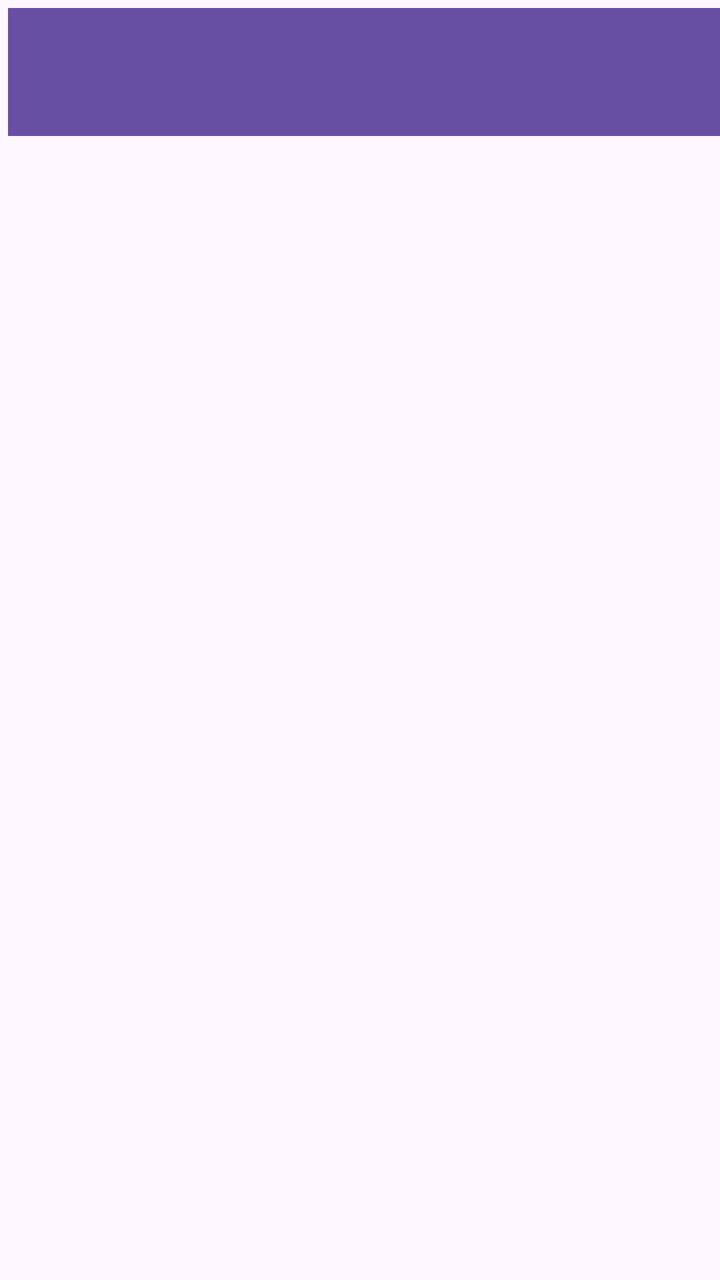
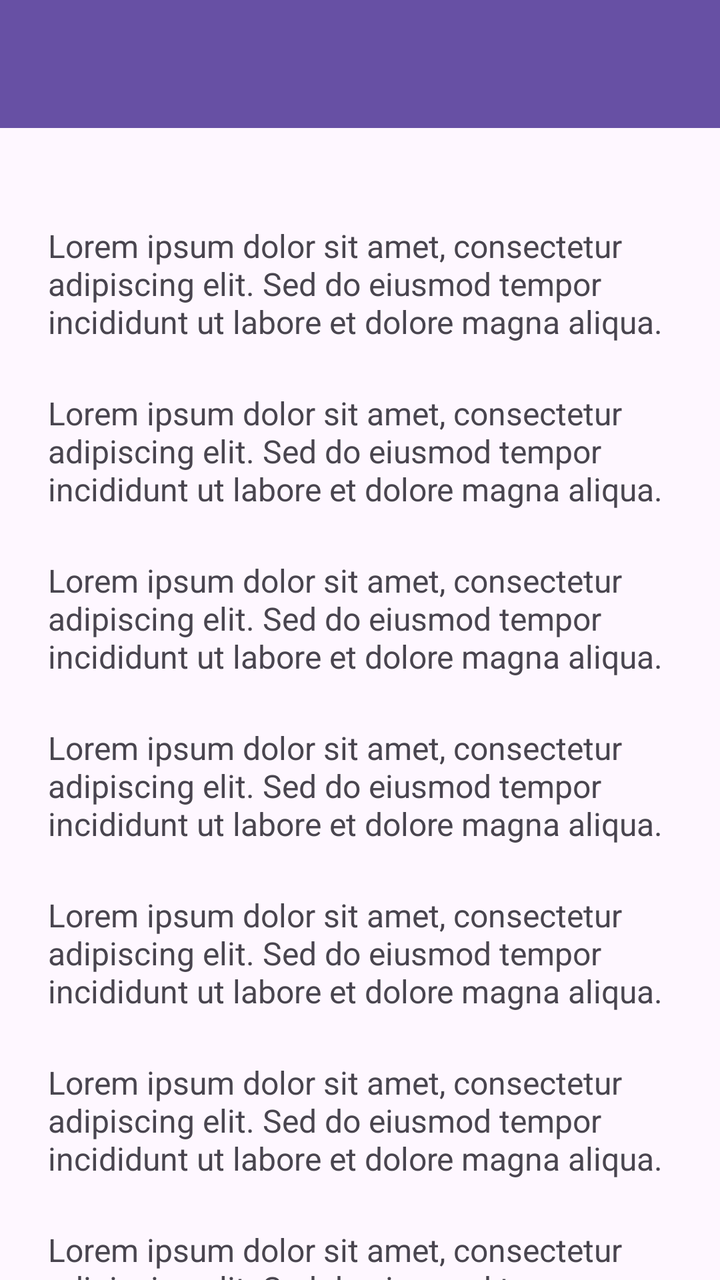

Screens rendered from an Android XML layout before and after an edit, with the pre-edit source and the edit as a unified diff.
<!-- AndroidManifest.xml: application theme Theme.RidhoApps -->
<!-- res/layout/activity_fifth.xml -->
<?xml version="1.0" encoding="utf-8"?>
<androidx.constraintlayout.widget.ConstraintLayout xmlns:android="http://schemas.android.com/apk/res/android"
    xmlns:app="http://schemas.android.com/apk/res-auto"
    xmlns:tools="http://schemas.android.com/tools"
    android:id="@+id/main"
    android:layout_width="match_parent"
    android:layout_height="match_parent"
    tools:context=".pertemuan_5.FifthActivity">

    <androidx.appcompat.widget.Toolbar
        android:id="@+id/toolbar"
        android:layout_width="match_parent"
        android:layout_height="?attr/actionBarSize"
        android:layout_marginStart="4dp"
        android:layout_marginTop="4dp"
        android:background="?attr/colorPrimary"
        app:layout_constraintStart_toStartOf="parent"
        app:layout_constraintTop_toTopOf="parent"
        app:subtitleTextColor="@android:color/white"
        app:titleTextColor="@android:color/white" />

</androidx.constraintlayout.widget.ConstraintLayout>
<!-- resources referenced by this layout -->
<resources>
  <style name="Theme.RidhoApps" parent="Base.Theme.RidhoApps" />
  <style name="Base.Theme.RidhoApps" parent="Theme.Material3.DayNight.NoActionBar">
          
          
      </style>
</resources>

<!-- the commit's change to res/layout/activity_fifth.xml (unified diff, before → after) -->
@@ -1,5 +1,6 @@
 <?xml version="1.0" encoding="utf-8"?>
-<androidx.constraintlayout.widget.ConstraintLayout xmlns:android="http://schemas.android.com/apk/res/android"
+<androidx.coordinatorlayout.widget.CoordinatorLayout
+    xmlns:android="http://schemas.android.com/apk/res/android"
     xmlns:app="http://schemas.android.com/apk/res-auto"
     xmlns:tools="http://schemas.android.com/tools"
     android:id="@+id/main"
@@ -7,16 +8,138 @@
     android:layout_height="match_parent"
     tools:context=".pertemuan_5.FifthActivity">
 
-    <androidx.appcompat.widget.Toolbar
-        android:id="@+id/toolbar"
+    <com.google.android.material.appbar.AppBarLayout
         android:layout_width="match_parent"
-        android:layout_height="?attr/actionBarSize"
-        android:layout_marginStart="4dp"
-        android:layout_marginTop="4dp"
-        android:background="?attr/colorPrimary"
-        app:layout_constraintStart_toStartOf="parent"
-        app:layout_constraintTop_toTopOf="parent"
-        app:subtitleTextColor="@android:color/white"
-        app:titleTextColor="@android:color/white" />
+        android:layout_height="wrap_content">
 
-</androidx.constraintlayout.widget.ConstraintLayout>
+        <androidx.appcompat.widget.Toolbar
+            android:id="@+id/toolbar"
+            android:layout_width="match_parent"
+            android:layout_height="?attr/actionBarSize"
+            android:background="?attr/colorPrimary"
+            app:subtitleTextColor="@android:color/white"
+            app:titleTextColor="@android:color/white"
+            app:layout_scrollFlags="scroll|enterAlways" />
+
+    </com.google.android.material.appbar.AppBarLayout>
+
+    <androidx.core.widget.NestedScrollView
+        android:layout_width="match_parent"
+        android:layout_height="match_parent"
+        app:layout_behavior="@string/appbar_scrolling_view_behavior"
+        android:padding="24dp"
+        android:clipToPadding="false">
+
+        <LinearLayout
+            android:layout_width="match_parent"
+            android:layout_height="wrap_content"
+            android:orientation="vertical"
+            android:gravity="center_horizontal">
+
+            
+            <TextView
+                android:layout_width="match_parent"
+                android:layout_height="wrap_content"
+                android:text="Lorem ipsum dolor sit amet, consectetur adipiscing elit. Sed do eiusmod tempor incididunt ut labore et dolore magna aliqua. "
+                android:textSize="16sp"
+                android:layout_marginTop="24dp" />
+            <TextView
+                android:layout_width="match_parent"
+                android:layout_height="wrap_content"
+                android:text="Lorem ipsum dolor sit amet, consectetur adipiscing elit. Sed do eiusmod tempor incididunt ut labore et dolore magna aliqua. "
+                android:textSize="16sp"
+                android:layout_marginTop="24dp" />
+            <TextView
+                android:layout_width="match_parent"
+                android:layout_height="wrap_content"
+                android:text="Lorem ipsum dolor sit amet, consectetur adipiscing elit. Sed do eiusmod tempor incididunt ut labore et dolore magna aliqua. "
+                android:textSize="16sp"
+                android:layout_marginTop="24dp" />
+            <TextView
+                android:layout_width="match_parent"
+                android:layout_height="wrap_content"
+                android:text="Lorem ipsum dolor sit amet, consectetur adipiscing elit. Sed do eiusmod tempor incididunt ut labore et dolore magna aliqua. "
+                android:textSize="16sp"
+                android:layout_marginTop="24dp" />
+            <TextView
+                android:layout_width="match_parent"
+                android:layout_height="wrap_content"
+                android:text="Lorem ipsum dolor sit amet, consectetur adipiscing elit. Sed do eiusmod tempor incididunt ut labore et dolore magna aliqua. "
+                android:textSize="16sp"
+                android:layout_marginTop="24dp" />
+            <TextView
+                android:layout_width="match_parent"
+                android:layout_height="wrap_content"
+                android:text="Lorem ipsum dolor sit amet, consectetur adipiscing elit. Sed do eiusmod tempor incididunt ut labore et dolore magna aliqua. "
+                android:textSize="16sp"
+                android:layout_marginTop="24dp" />
+            <TextView
+                android:layout_width="match_parent"
+                android:layout_height="wrap_content"
+                android:text="Lorem ipsum dolor sit amet, consectetur adipiscing elit. Sed do eiusmod tempor incididunt ut labore et dolore magna aliqua. "
+                android:textSize="16sp"
+                android:layout_marginTop="24dp" />
+            <TextView
+                android:layout_width="match_parent"
+                android:layout_height="wrap_content"
+                android:text="Lorem ipsum dolor sit amet, consectetur adipiscing elit. Sed do eiusmod tempor incididunt ut labore et dolore magna aliqua. "
+                android:textSize="16sp"
+                android:layout_marginTop="24dp" />
+            <TextView
+                android:layout_width="match_parent"
+                android:layout_height="wrap_content"
+                android:text="Lorem ipsum dolor sit amet, consectetur adipiscing elit. Sed do eiusmod tempor incididunt ut labore et dolore magna aliqua. "
+                android:textSize="16sp"
+                android:layout_marginTop="24dp" />
+            <TextView
+                android:layout_width="match_parent"
+                android:layout_height="wrap_content"
+                android:text="Lorem ipsum dolor sit amet, consectetur adipiscing elit. Sed do eiusmod tempor incididunt ut labore et dolore magna aliqua. "
+                android:textSize="16sp"
+                android:layout_marginTop="24dp" />
+            <TextView
+                android:layout_width="match_parent"
+                android:layout_height="wrap_content"
+                android:text="Lorem ipsum dolor sit amet, consectetur adipiscing elit. Sed do eiusmod tempor incididunt ut labore et dolore magna aliqua. "
+                android:textSize="16sp"
+                android:layout_marginTop="24dp" />
+            <TextView
+                android:layout_width="match_parent"
+                android:layout_height="wrap_content"
+                android:text="Lorem ipsum dolor sit amet, consectetur adipiscing elit. Sed do eiusmod tempor incididunt ut labore et dolore magna aliqua. "
+                android:textSize="16sp"
+                android:layout_marginTop="24dp" />
+            <TextView
+                android:layout_width="match_parent"
+                android:layout_height="wrap_content"
+                android:text="Lorem ipsum dolor sit amet, consectetur adipiscing elit. Sed do eiusmod tempor incididunt ut labore et dolore magna aliqua. "
+                android:textSize="16sp"
+                android:layout_marginTop="24dp" />
+            <TextView
+                android:layout_width="match_parent"
+                android:layout_height="wrap_content"
+                android:text="Lorem ipsum dolor sit amet, consectetur adipiscing elit. Sed do eiusmod tempor incididunt ut labore et dolore magna aliqua. "
+                android:textSize="16sp"
+                android:layout_marginTop="24dp" />
+            <TextView
+                android:layout_width="match_parent"
+                android:layout_height="wrap_content"
+                android:text="Lorem ipsum dolor sit amet, consectetur adipiscing elit. Sed do eiusmod tempor incididunt ut labore et dolore magna aliqua. "
+                android:textSize="16sp"
+                android:layout_marginTop="24dp" />
+            <TextView
+                android:layout_width="match_parent"
+                android:layout_height="wrap_content"
+                android:text="Lorem ipsum dolor sit amet, consectetur adipiscing elit. Sed do eiusmod tempor incididunt ut labore et dolore magna aliqua. "
+                android:textSize="16sp"
+                android:layout_marginTop="24dp" />
+            <TextView
+                android:layout_width="match_parent"
+                android:layout_height="wrap_content"
+                android:text="Lorem ipsum dolor sit amet, consectetur adipiscing elit. Sed do eiusmod tempor incididunt ut labore et dolore magna aliqua. "
+                android:textSize="16sp"
+                android:layout_marginTop="24dp" />
+        </LinearLayout>
+    </androidx.core.widget.NestedScrollView>
+
+</androidx.coordinatorlayout.widget.CoordinatorLayout>
